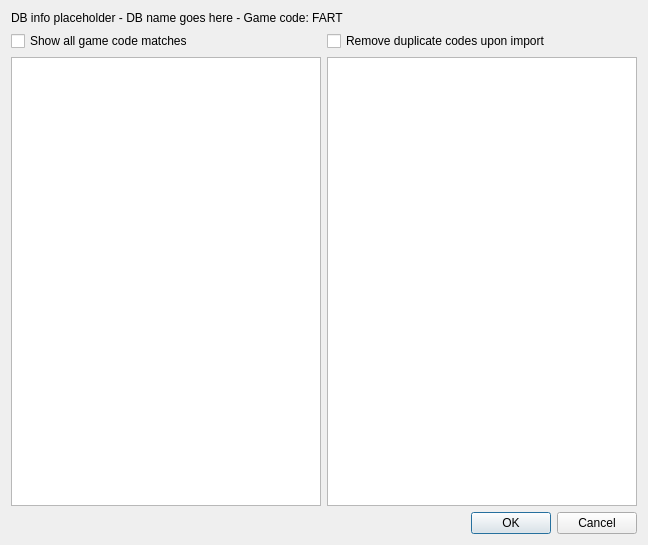
Qt form src/frontend/qt_sdl/CheatImportDialog.ui (openpak/melonds) before a commit.
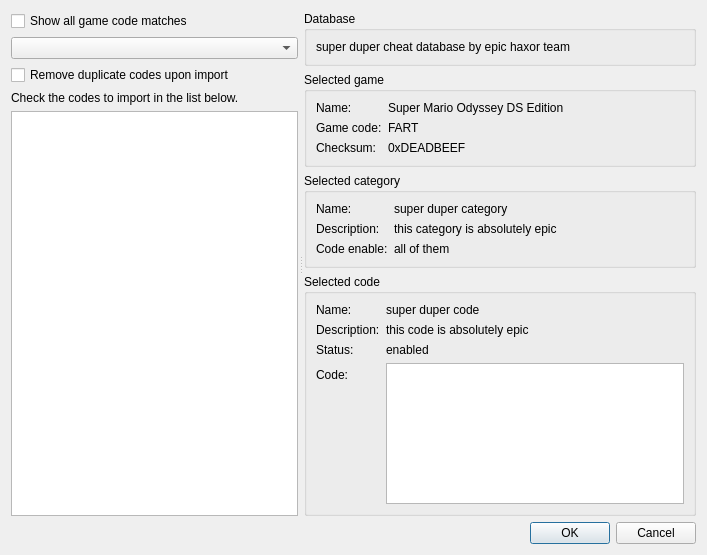
The same form after that commit.

Commit message: more work on the cheat import dialog, now it's mostly functional

```diff
--- a/src/frontend/qt_sdl/CheatImportDialog.ui
+++ b/src/frontend/qt_sdl/CheatImportDialog.ui
@@ -6,52 +6,349 @@
    <rect>
     <x>0</x>
     <y>0</y>
-    <width>648</width>
-    <height>545</height>
+    <width>707</width>
+    <height>555</height>
    </rect>
   </property>
   <property name="windowTitle">
    <string>Import cheat codes - melonDS</string>
   </property>
-  <layout class="QVBoxLayout" name="verticalLayout">
+  <layout class="QVBoxLayout" name="verticalLayout_3">
    <item>
-    <widget class="QLabel" name="lblInfo">
-     <property name="text">
-      <string>DB info placeholder - DB name goes here - Game code: FART</string>
+    <widget class="QSplitter" name="splitter">
+     <property name="orientation">
+      <enum>Qt::Orientation::Horizontal</enum>
      </property>
+     <property name="handleWidth">
+      <number>2</number>
+     </property>
+     <widget class="QWidget" name="">
+      <layout class="QVBoxLayout" name="verticalLayout">
+       <property name="rightMargin">
+        <number>2</number>
+       </property>
+       <item>
+        <widget class="QCheckBox" name="chkShowAllMatches">
+         <property name="text">
+          <string>Show all game code matches</string>
+         </property>
+        </widget>
+       </item>
+       <item>
+        <widget class="QComboBox" name="cbEntryList"/>
+       </item>
+       <item>
+        <widget class="QCheckBox" name="chkRemoveDuplicates">
+         <property name="text">
+          <string>Remove duplicate codes upon import</string>
+         </property>
+        </widget>
+       </item>
+       <item>
+        <widget class="QLabel" name="label_8">
+         <property name="text">
+          <string>Check the codes to import in the list below.</string>
+         </property>
+        </widget>
+       </item>
+       <item>
+        <widget class="QTreeView" name="tvCheatList">
+         <property name="headerHidden">
+          <bool>true</bool>
+         </property>
+        </widget>
+       </item>
+      </layout>
+     </widget>
+     <widget class="QWidget" name="">
+      <layout class="QVBoxLayout" name="verticalLayout_2">
+       <property name="leftMargin">
+        <number>2</number>
+       </property>
+       <item>
+        <widget class="QGroupBox" name="gbDatabaseInfo">
+         <property name="title">
+          <string>Database</string>
+         </property>
+         <layout class="QVBoxLayout" name="verticalLayout_4">
+          <item>
+           <widget class="QLabel" name="lblDatabaseName">
+            <property name="sizePolicy">
+             <sizepolicy hsizetype="Expanding" vsizetype="Preferred">
+              <horstretch>0</horstretch>
+              <verstretch>0</verstretch>
+             </sizepolicy>
+            </property>
+            <property name="text">
+             <string>super duper cheat database by epic haxor team</string>
+            </property>
+            <property name="textFormat">
+             <enum>Qt::TextFormat::PlainText</enum>
+            </property>
+            <property name="wordWrap">
+             <bool>true</bool>
+            </property>
+           </widget>
+          </item>
+         </layout>
+        </widget>
+       </item>
+       <item>
+        <widget class="QGroupBox" name="gbEntryInfo">
+         <property name="title">
+          <string>Selected game</string>
+         </property>
+         <layout class="QFormLayout" name="formLayout">
+          <item row="0" column="0">
+           <widget class="QLabel" name="label_2">
+            <property name="text">
+             <string>Name:</string>
+            </property>
+           </widget>
+          </item>
+          <item row="0" column="1">
+           <widget class="QLabel" name="lblEntryName">
+            <property name="sizePolicy">
+             <sizepolicy hsizetype="Expanding" vsizetype="Preferred">
+              <horstretch>0</horstretch>
+              <verstretch>0</verstretch>
+             </sizepolicy>
+            </property>
+            <property name="text">
+             <string>Super Mario Odyssey DS Edition</string>
+            </property>
+            <property name="textFormat">
+             <enum>Qt::TextFormat::PlainText</enum>
+            </property>
+            <property name="wordWrap">
+             <bool>true</bool>
+            </property>
+           </widget>
+          </item>
+          <item row="1" column="0">
+           <widget class="QLabel" name="label_3">
+            <property name="text">
+             <string>Game code:</string>
+            </property>
+           </widget>
+          </item>
+          <item row="1" column="1">
+           <widget class="QLabel" name="lblEntryGameCode">
+            <property name="text">
+             <string>FART</string>
+            </property>
+            <property name="textFormat">
+             <enum>Qt::TextFormat::PlainText</enum>
+            </property>
+           </widget>
+          </item>
+          <item row="2" column="0">
+           <widget class="QLabel" name="label_5">
+            <property name="text">
+             <string>Checksum:</string>
+            </property>
+           </widget>
+          </item>
+          <item row="2" column="1">
+           <widget class="QLabel" name="lblEntryChecksum">
+            <property name="text">
+             <string>0xDEADBEEF</string>
+            </property>
+            <property name="textFormat">
+             <enum>Qt::TextFormat::PlainText</enum>
+            </property>
+           </widget>
+          </item>
+         </layout>
+        </widget>
+       </item>
+       <item>
+        <widget class="QGroupBox" name="gbCatInfo">
+         <property name="title">
+          <string>Selected category</string>
+         </property>
+         <layout class="QFormLayout" name="formLayout_2">
+          <item row="0" column="0">
+           <widget class="QLabel" name="label_7">
+            <property name="text">
+             <string>Name:</string>
+            </property>
+           </widget>
+          </item>
+          <item row="0" column="1">
+           <widget class="QLabel" name="lblCatName">
+            <property name="sizePolicy">
+             <sizepolicy hsizetype="Expanding" vsizetype="Preferred">
+              <horstretch>0</horstretch>
+              <verstretch>0</verstretch>
+             </sizepolicy>
+            </property>
+            <property name="text">
+             <string>super duper category</string>
+            </property>
+            <property name="textFormat">
+             <enum>Qt::TextFormat::PlainText</enum>
+            </property>
+            <property name="wordWrap">
+             <bool>true</bool>
+            </property>
+           </widget>
+          </item>
+          <item row="1" column="0">
+           <widget class="QLabel" name="label_9">
+            <property name="text">
+             <string>Description:</string>
+            </property>
+           </widget>
+          </item>
+          <item row="1" column="1">
+           <widget class="QLabel" name="lblCatDesc">
+            <property name="sizePolicy">
+             <sizepolicy hsizetype="Expanding" vsizetype="Preferred">
+              <horstretch>0</horstretch>
+              <verstretch>0</verstretch>
+             </sizepolicy>
+            </property>
+            <property name="text">
+             <string>this category is absolutely epic</string>
+            </property>
+            <property name="textFormat">
+             <enum>Qt::TextFormat::PlainText</enum>
+            </property>
+            <property name="wordWrap">
+             <bool>true</bool>
+            </property>
+           </widget>
+          </item>
+          <item row="2" column="0">
+           <widget class="QLabel" name="label_11">
+            <property name="text">
+             <string>Code enable:</string>
+            </property>
+           </widget>
+          </item>
+          <item row="2" column="1">
+           <widget class="QLabel" name="lblCatEnableMode">
+            <property name="text">
+             <string>all of them</string>
+            </property>
+            <property name="textFormat">
+             <enum>Qt::TextFormat::PlainText</enum>
+            </property>
+           </widget>
+          </item>
+         </layout>
+        </widget>
+       </item>
+       <item>
+        <widget class="QGroupBox" name="gbCodeInfo">
+         <property name="title">
+          <string>Selected code</string>
+         </property>
+         <layout class="QFormLayout" name="formLayout_3">
+          <item row="0" column="0">
+           <widget class="QLabel" name="label">
+            <property name="text">
+             <string>Name:</string>
+            </property>
+           </widget>
+          </item>
+          <item row="0" column="1">
+           <widget class="QLabel" name="lblCodeName">
+            <property name="sizePolicy">
+             <sizepolicy hsizetype="Expanding" vsizetype="Preferred">
+              <horstretch>0</horstretch>
+              <verstretch>0</verstretch>
+             </sizepolicy>
+            </property>
+            <property name="text">
+             <string>super duper code</string>
+            </property>
+            <property name="textFormat">
+             <enum>Qt::TextFormat::PlainText</enum>
+            </property>
+            <property name="wordWrap">
+             <bool>true</bool>
+            </property>
+           </widget>
+          </item>
+          <item row="1" column="0">
+           <widget class="QLabel" name="label_6">
+            <property name="text">
+             <string>Description:</string>
+            </property>
+           </widget>
+          </item>
+          <item row="1" column="1">
+           <widget class="QLabel" name="lblCodeDesc">
+            <property name="sizePolicy">
+             <sizepolicy hsizetype="Expanding" vsizetype="Preferred">
+              <horstretch>0</horstretch>
+              <verstretch>0</verstretch>
+             </sizepolicy>
+            </property>
+            <property name="text">
+             <string>this code is absolutely epic</string>
+            </property>
+            <property name="textFormat">
+             <enum>Qt::TextFormat::PlainText</enum>
+            </property>
+            <property name="wordWrap">
+             <bool>true</bool>
+            </property>
+           </widget>
+          </item>
+          <item row="2" column="0">
+           <widget class="QLabel" name="label_10">
+            <property name="text">
+             <string>Status:</string>
+            </property>
+           </widget>
+          </item>
+          <item row="2" column="1">
+           <widget class="QLabel" name="lblCodeStatus">
+            <property name="text">
+             <string>enabled</string>
+            </property>
+            <property name="textFormat">
+             <enum>Qt::TextFormat::PlainText</enum>
+            </property>
+           </widget>
+          </item>
+          <item row="3" column="0">
+           <widget class="QLabel" name="label_4">
+            <property name="text">
+             <string>Code:</string>
+            </property>
+           </widget>
+          </item>
+          <item row="3" column="1">
+           <widget class="QPlainTextEdit" name="txtCodeCode">
+            <property name="readOnly">
+             <bool>true</bool>
+            </property>
+           </widget>
+          </item>
+         </layout>
+        </widget>
+       </item>
+       <item>
+        <spacer name="verticalSpacer">
+         <property name="orientation">
+          <enum>Qt::Orientation::Vertical</enum>
+         </property>
+         <property name="sizeHint" stdset="0">
+          <size>
+           <width>20</width>
+           <height>40</height>
+          </size>
+         </property>
+        </spacer>
+       </item>
+      </layout>
+     </widget>
     </widget>
    </item>
-   <item>
-    <layout class="QHBoxLayout" name="horizontalLayout_2">
-     <property name="bottomMargin">
-      <number>0</number>
-     </property>
-     <item>
-      <widget class="QCheckBox" name="chkShowAllMatches">
-       <property name="text">
-        <string>Show all game code matches</string>
-       </property>
-      </widget>
-     </item>
-     <item>
-      <widget class="QCheckBox" name="chkRemoveDuplicates">
-       <property name="text">
-        <string>Remove duplicate codes upon import</string>
-       </property>
-      </widget>
-     </item>
-    </layout>
-   </item>
-   <item>
-    <layout class="QHBoxLayout" name="horizontalLayout">
-     <item>
-      <widget class="QListView" name="lvEntryList"/>
-     </item>
-     <item>
-      <widget class="QTreeView" name="tvCheatList"/>
-     </item>
-    </layout>
-   </item>
    <item>
     <widget class="QDialogButtonBox" name="buttonBox">
      <property name="orientation">
```
The commit also changes 6 other files.
